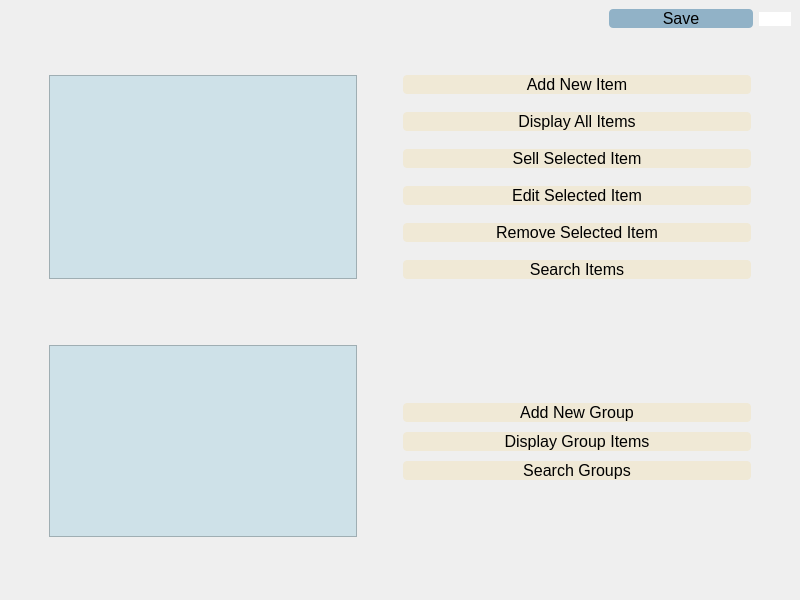
SamanOmidi/GroceryStore, file Store/mainwindow.ui: the form before one commit.
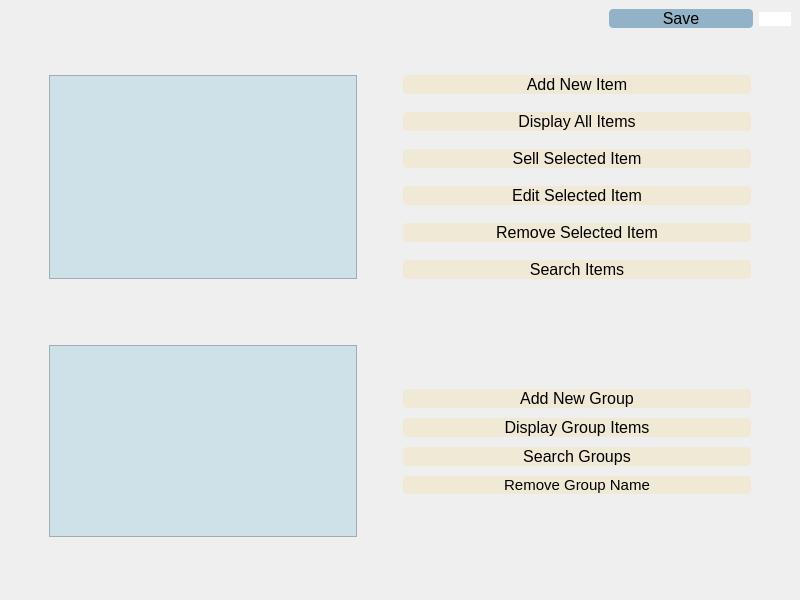
The form after the commit. Icons and pictures are not drawn.

Commit message: Added remove button for groups

```diff
--- a/Store/mainwindow.ui
+++ b/Store/mainwindow.ui
@@ -486,6 +486,24 @@
           </property>
          </widget>
         </item>
+        <item>
+         <widget class="QPushButton" name="removergroupname">
+          <property name="font">
+           <font>
+            <pointsize>11</pointsize>
+           </font>
+          </property>
+          <property name="styleSheet">
+           <string notr="true">background:rgb(240,233,214);
+border-radius: 4px;
+
+</string>
+          </property>
+          <property name="text">
+           <string>Remove Group Name</string>
+          </property>
+         </widget>
+        </item>
         <item>
          <spacer name="verticalSpacer_5">
           <property name="orientation">
```
The commit also changes 2 other files.
